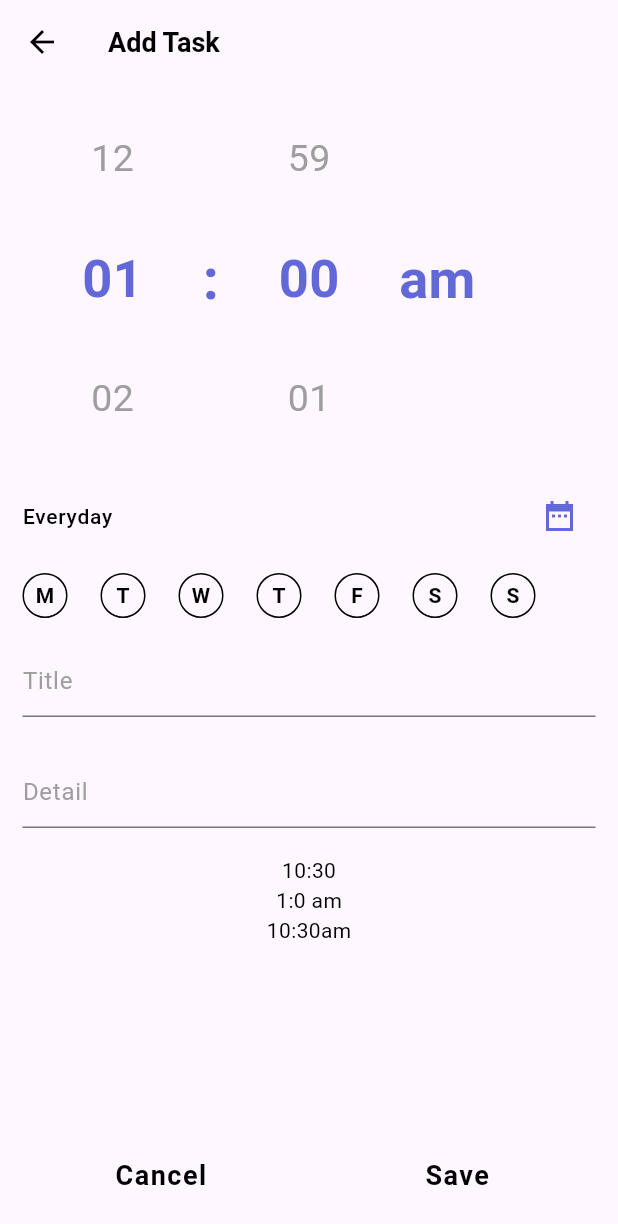
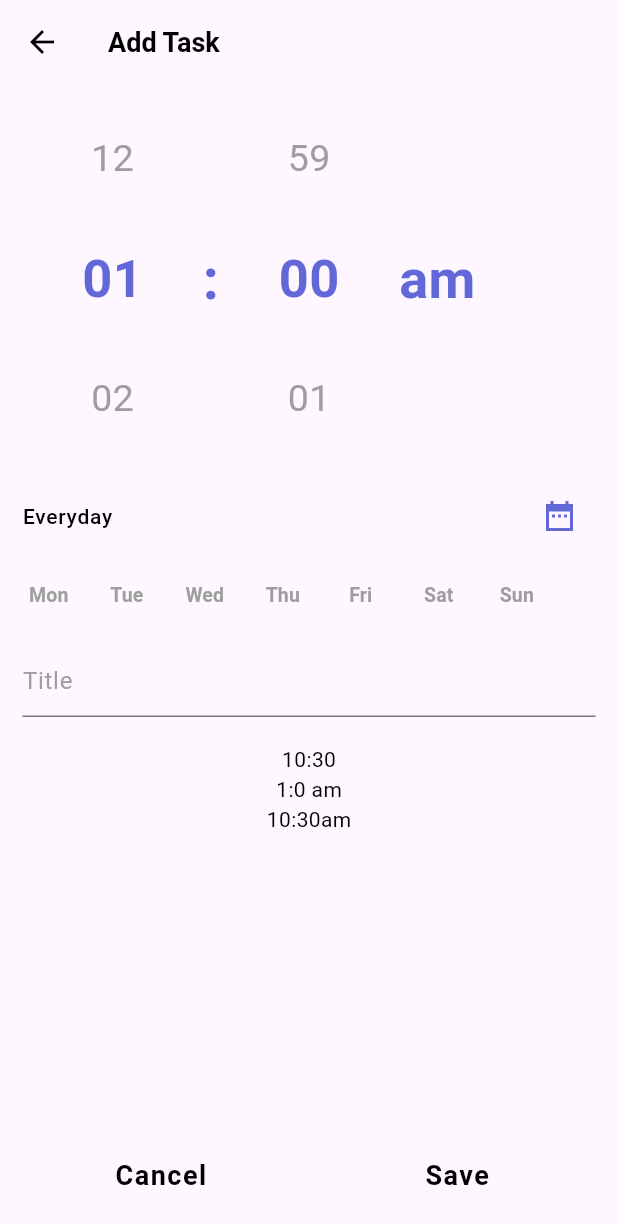
Before and after one commit to hassankhalid2239/task_planner_app, a Flutter app: the screen it shows after launch, after a tap on the "add" icon, on a phone screen of 412 x 824 dp. Shown: the top 1224 px of the screen. Run offline on Flutter 3.47's test engine with Material 3 defaults, Android fonts, the phone set to English and light mode, and no system bars; drawn by our look-alikes of carousel_slider, numberpicker; our stand-ins replace date_picker_timeline, get.

```diff
--- a/lib/constants.dart
+++ b/lib/constants.dart
@@ -1 +1 @@
-List<String> days = ['M','T','W','T','F','S','S'];
+List<String> days = ['Mon','Tue','Wed','Thu','Fri','Sat','Sun'];
--- a/lib/view/add_task_screen.dart
+++ b/lib/view/add_task_screen.dart
@@ -24,9 +24,10 @@ class _AddTaskScreenState extends State<AddTaskScreen> {
   var hour = 1;
   var minute = 0;
   var cdate;
-  var dueDate;
+  String dueDate='';
   String period = 'am';
   int _currentIndex = 0;
+  List<String> selectedDays = [];
 
   String convertTo12HourFormat() {
     // Input format: "HH:mm"
@@ -164,7 +165,7 @@ class _AddTaskScreenState extends State<AddTaskScreen> {
                   children: [
                     ListTile(
                       contentPadding: EdgeInsets.zero,
-                      leading: Text(dueDate!=null?dueDate:'Everyday',style: TextStyle(color: Colors.black,fontSize: 14),),
+                      leading: Text(dueDate!=''?dueDate:'Everyday',style: TextStyle(color: Colors.black,fontSize: 14),),
                       trailing: IconButton(onPressed: () async {
                         DateTime? pickedDate = await showDatePicker(
                             builder: (context, child) => child!,
@@ -187,18 +188,30 @@ class _AddTaskScreenState extends State<AddTaskScreen> {
                         itemCount: days.length,
                         itemBuilder: (context, index) {
                           return Padding(
-                            padding: EdgeInsets.only(right: 22),
+                            padding: EdgeInsets.only(right: 17),
                             child: SizedBox(
-                              height: 30,
-                              width: 30,
+                              height: 35,
+                              width: 35,
                               child: TextButton(
-                                  onPressed: (){},
+                                  onPressed: (){
+                                    if(selectedDays.contains(days[index])){
+                                      selectedDays.remove(days[index]);
+                                      setState(() {
+
+                                      });
+                                    }else{
+                                      selectedDays.add(days[index]);
+                                      setState(() {
+
+                                      });
+                                    }
+                                  },
                                   style: ButtonStyle(
+                                    backgroundColor: WidgetStatePropertyAll(selectedDays.contains(days[index])?Colors.grey.shade200:Colors.transparent),
                                       padding: WidgetStatePropertyAll(EdgeInsets.zero),
                                       shape: WidgetStatePropertyAll(CircleBorder()),
-                                      side: WidgetStatePropertyAll(BorderSide(color: Colors.black,width: 1))
                                   ),
-                                  child: Text(days[index],style: TextStyle(color: Colors.black,fontWeight: FontWeight.w600))),
+                                  child: Text(days[index],style: TextStyle(color: selectedDays.contains(days[index])?Color(0xff6368D9):Colors.grey,fontWeight: FontWeight.w600,fontSize: 13))),
                             ),
                           );
                         },
@@ -207,15 +220,6 @@ class _AddTaskScreenState extends State<AddTaskScreen> {
                     CustomInputField(
                       controller: titleTextController,
                       hintText: 'Title',
-                    ),
-                    const SizedBox(
-                      height: 10,
-                    ),
-                    CustomInputField(
-                      minLines: 1,
-                      maxLines: 15,
-                      controller: descriptionTextController,
-                      hintText: 'Detail',
                     ),
                     const SizedBox(
                       height: 10,
--- a/lib/view/home_screen.dart
+++ b/lib/view/home_screen.dart
@@ -65,11 +65,111 @@ class _HomeScreenState extends State<HomeScreen> {
         padding: const EdgeInsets.symmetric(
           horizontal: 10,
         ),
-        child: Column(
-          children: [
-
-          ],
-        ),
+        child: ListView.builder(
+          padding: EdgeInsets.symmetric(vertical: 50),
+          itemCount: 8,
+          // itemCount: 10,
+          itemBuilder: (context, index) {
+            return Padding(
+              padding: const EdgeInsets.symmetric(vertical: 5),
+              child: Card(
+                shape: RoundedRectangleBorder(
+                    borderRadius: BorderRadius.circular(8)),
+                // color: Theme.of(context).colorScheme.onSecondary,
+                color: index%2==0
+                    ? Color(0xff989cff)
+                    : Color(0xff767eff),
+                child: InkWell(
+                  borderRadius: BorderRadius.circular(15),
+                  splashFactory: InkRipple.splashFactory,
+                  splashColor: Colors.redAccent,
+                  overlayColor:
+                  const WidgetStatePropertyAll(Colors.redAccent),
+                  onTap: () {
+                    // Navigator.push(
+                    //     context,
+                    //     MaterialPageRoute(
+                    //         builder: (context) => TaskDetailScreen(
+                    //           task: _taskController.taskList[index],
+                    //         )));
+                  },
+                  child: ListTile(
+                      title: Text(
+                        maxLines: 1,
+                        overflow: TextOverflow.ellipsis,
+                        'Build Ai Apps with Flutter',
+                        // 'Task $index',
+                        style: TextStyle(
+                          color: index%2==0?Colors.white70:Colors.white,
+                          fontWeight: FontWeight.bold
+                        ),
+                      ),
+                      subtitle:Text(
+                        '${DateFormat('EEE, d MMMM').format(DateTime.now())}',
+                        // 'Due date: 1 Sep, 2021',
+                        style: TextStyle(
+                            color: index%2==0?Colors.
+                            white70:Colors.white, fontSize: 12),
+                      ),
+                      // subtitle: Column(
+                      //   crossAxisAlignment: CrossAxisAlignment.start,
+                      //   children: [
+                      //     Text(
+                      //       maxLines: 1,
+                      //       overflow: TextOverflow.ellipsis,
+                      //       'Use Tensor flow and Computer Vision to build object reorganization apps build with flutter',
+                      //       // 'This is description of task This is description of task This is description of task This is description of task This is description of task$index',
+                      //       style: TextStyle(
+                      //         color: Colors.white,
+                      //       ),
+                      //     ),
+                      //     const SizedBox(
+                      //       height: 10,
+                      //     ),
+                      //     Text(
+                      //       'Due date: ${DateFormat('EEE, d MMMM').format(DateTime.now())}',
+                      //       // 'Due date: 1 Sep, 2021',
+                      //       style: TextStyle(
+                      //           color: Colors.white, fontSize: 12),
+                      //     ),
+                      //   ],
+                      // ),
+                      leading: index%2==0?
+                      GestureDetector(
+                          onTap: () {
+                            // _taskController.markTaskCompleted(
+                            //     int.parse(_taskController
+                            //         .taskList[index].id
+                            //         .toString()),
+                            //     false.toString());
+                            // _taskController.getTasks();
+                          },
+                          child: const Icon(
+                            Icons.check_circle,
+                            color: Colors.white,
+                            size: 30,
+                          )):
+                      GestureDetector(
+                          onTap: () {
+                            // _taskController.markTaskCompleted(
+                            //     int.parse(_taskController
+                            //         .taskList[index].id
+                            //         .toString()),
+                            //     true.toString());
+                            // _taskController.getTasks();
+                          },
+                          child: const Icon(
+                            Icons.check_circle_outline,
+                            color: Colors.white,
+                            size: 30,
+                          ))
+                    // trailing:index%2==0? Icon(Icons.check_circle_outline,color: Color(0xffB3B7EE),) : Icon(Icons.check_circle,color: Color(0xffB3B7EE),)
+                  ),
+                ),
+              ),
+            );
+          },
+        )
       ),
       floatingActionButton: SizedBox.fromSize(
         size: const Size.square(60),
```
